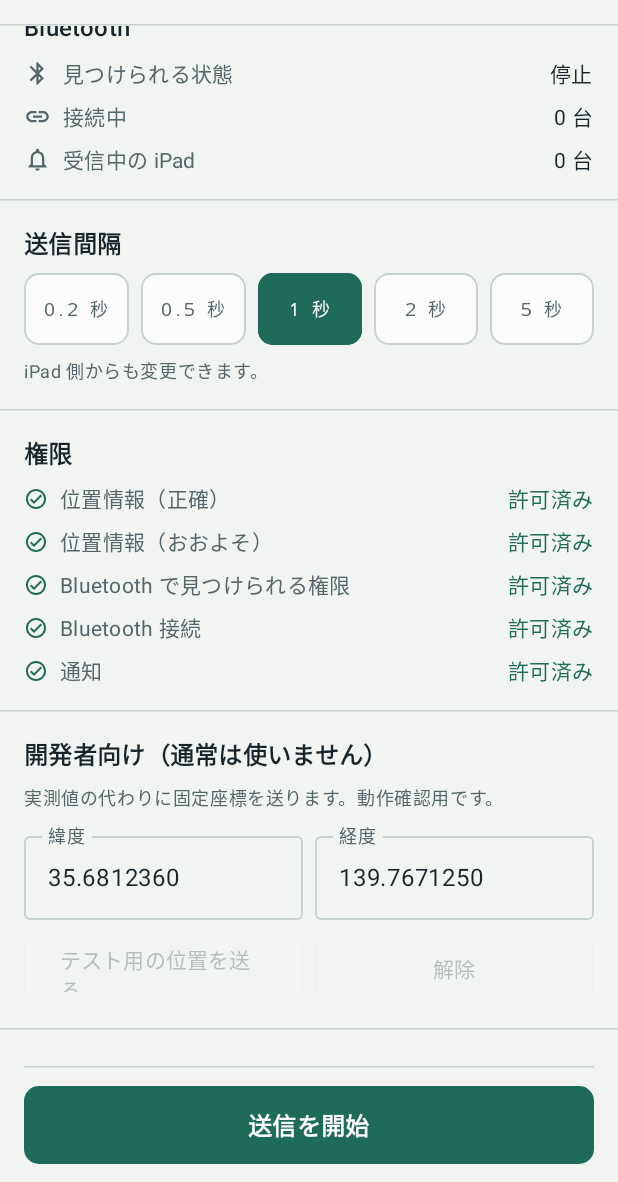
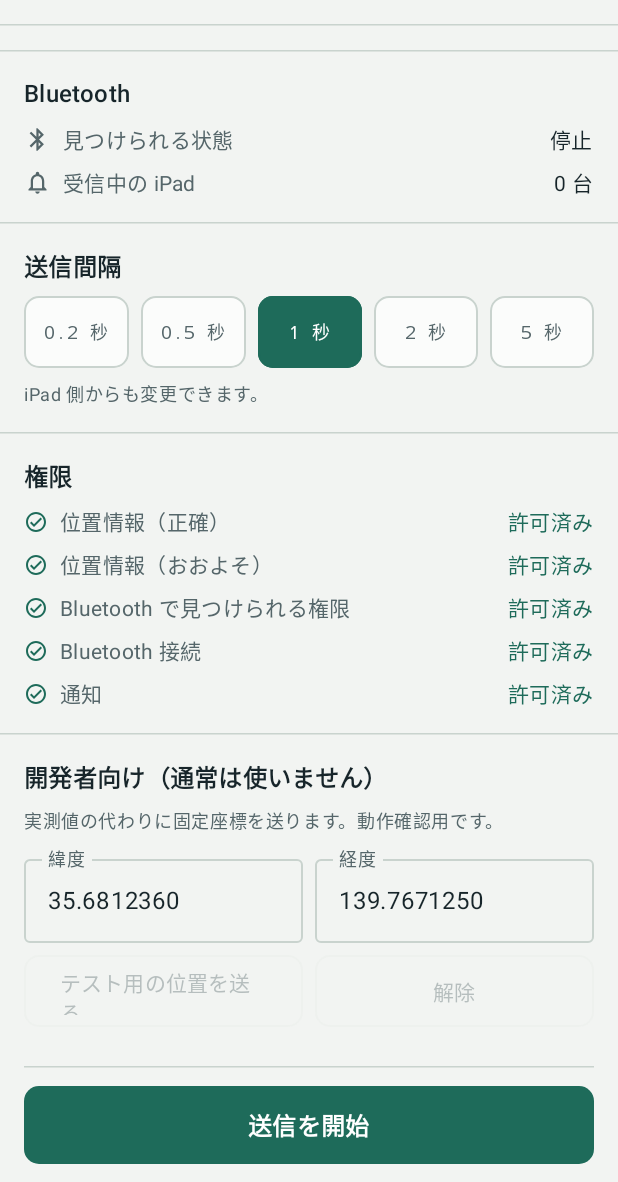
Before and after one commit to haruki0420/p2pgps-android, an Android app built with Jetpack Compose: the screen it shows after launch (MainActivity), on a phone screen of 412 x 824 dp, the part 54-1236 px from its top. Run offline under Robolectric (Android 15) with nearby library versions, the phone set to English and light mode, and no system bars.

Commit message:
fix: 接続表示とエラー文を整理

```diff
--- a/app/src/main/java/jp/haruki0420/p2pgps/service/GpsSenderService.kt
+++ b/app/src/main/java/jp/haruki0420/p2pgps/service/GpsSenderService.kt
@@ -164,7 +164,7 @@ class GpsSenderService : Service() {
                 } else {
                     AppLog.w(TAG, "シミュレート位置が不正です")
                     lastErrorMessage =
-                        "シミュレート位置が不正です。緯度は -90〜90、経度は -180〜180 の数値で入力してください。"
+                        "テスト用の位置が不正です。緯度は -90〜90、経度は -180〜180 の数値で入力してください。"
                     publishState(forceNotification = true)
                 }
             }
@@ -322,7 +322,7 @@ class GpsSenderService : Service() {
         if (fix == null) {
             setError(
                 StatusError.LOCATION_UNAVAILABLE,
-                "まだ測位できていません。屋外で待つか、デバッグのシミュレート位置を使用してください。",
+                "まだ測位できていません。屋外で待つか、テスト用の位置を使用してください。",
             )
             return
         }
--- a/app/src/main/java/jp/haruki0420/p2pgps/ui/SenderScreen.kt
+++ b/app/src/main/java/jp/haruki0420/p2pgps/ui/SenderScreen.kt
@@ -550,12 +550,6 @@ private fun BleSection(state: SenderState) {
             label = "見つけられる状態",
             value = if (state.ble.advertising) "公開中" else "停止",
             active = state.ble.advertising,
-        )
-        BleRow(
-            icon = Icons.Outlined.Link,
-            label = "接続中",
-            value = "${state.ble.connectedCentrals} 台",
-            active = state.ble.connectedCentrals > 0,
         )
         BleRow(
             icon = Icons.Outlined.Notifications,
```
Also changed, not shown: 1 other file.
